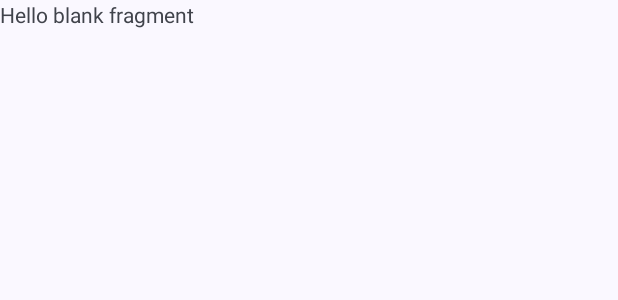
After one commit to emirhansoylu/Carplace, an Android app: the layout fragment_photo.xml on its own in the app's theme, with its tools: preview values and no code run, on a phone screen of 412 x 824 dp. The commit adds this screen. Shown: the top 300 px of the screen. Run offline under Robolectric (Android 15) with nearby library versions, the phone set to English and light mode, and no system bars.

Commit message:
PhotoFragment and related nav_graph items created.

```diff
--- a/app/src/main/java/dev/duckbuddyy/carplace/detail/DetailFragment.kt
+++ b/app/src/main/java/dev/duckbuddyy/carplace/detail/DetailFragment.kt
@@ -2,11 +2,9 @@ package dev.duckbuddyy.carplace.detail
 
 import android.content.Intent
 import android.os.Bundle
-import android.text.Html
 import android.view.LayoutInflater
 import android.view.View
 import android.view.ViewGroup
-import androidx.core.text.HtmlCompat
 import androidx.core.view.isVisible
 import androidx.fragment.app.Fragment
 import androidx.fragment.app.viewModels
@@ -14,9 +12,7 @@ import androidx.navigation.NavDirections
 import androidx.navigation.fragment.findNavController
 import dagger.hilt.android.AndroidEntryPoint
 import dev.duckbuddyy.carplace.databinding.FragmentDetailBinding
-import dev.duckbuddyy.carplace.domain.collectLatestWhenStarted
-import dev.duckbuddyy.carplace.domain.load
-import dev.duckbuddyy.carplace.model.enums.PhotoSize
+import dev.duckbuddyy.carplace.collectLatestWhenStarted
 
 @AndroidEntryPoint
 class DetailFragment : Fragment() {
--- a/app/src/main/java/dev/duckbuddyy/carplace/detail/ImageSliderAdapter.kt
+++ b/app/src/main/java/dev/duckbuddyy/carplace/detail/ImageSliderAdapter.kt
@@ -4,7 +4,7 @@ import android.view.View
 import android.view.ViewGroup
 import android.widget.ImageView
 import androidx.viewpager.widget.PagerAdapter
-import dev.duckbuddyy.carplace.domain.load
+import dev.duckbuddyy.carplace.load
 
 class ImageSliderAdapter(
     private val imageUrls: List<String>,
--- a/app/src/main/java/dev/duckbuddyy/carplace/listing/ListingAdapter.kt
+++ b/app/src/main/java/dev/duckbuddyy/carplace/listing/ListingAdapter.kt
@@ -6,8 +6,7 @@ import androidx.paging.PagingDataAdapter
 import androidx.recyclerview.widget.DiffUtil
 import androidx.recyclerview.widget.RecyclerView
 import dev.duckbuddyy.carplace.databinding.ItemListingBinding
-import dev.duckbuddyy.carplace.domain.load
-import dev.duckbuddyy.carplace.model.enums.PhotoSize
+import dev.duckbuddyy.carplace.load
 import dev.duckbuddyy.carplace.model.listing.ListingResponseItem
 
 class ListingAdapter(
--- a/app/src/main/java/dev/duckbuddyy/carplace/listing/ListingFragment.kt
+++ b/app/src/main/java/dev/duckbuddyy/carplace/listing/ListingFragment.kt
@@ -11,7 +11,7 @@ import androidx.navigation.fragment.findNavController
 import androidx.paging.PagingData
 import dagger.hilt.android.AndroidEntryPoint
 import dev.duckbuddyy.carplace.databinding.FragmentListingBinding
-import dev.duckbuddyy.carplace.domain.collectLatestWhenStarted
+import dev.duckbuddyy.carplace.collectLatestWhenStarted
 import dev.duckbuddyy.carplace.model.listing.ListingResponseItem
 
 @AndroidEntryPoint
--- /dev/null
+++ b/app/src/main/res/layout/fragment_photo.xml
@@ -0,0 +1,14 @@
+<?xml version="1.0" encoding="utf-8"?>
+<FrameLayout xmlns:android="http://schemas.android.com/apk/res/android"
+    xmlns:tools="http://schemas.android.com/tools"
+    android:layout_width="match_parent"
+    android:layout_height="match_parent"
+    tools:context=".photo.PhotoFragment">
+
+    <!-- TODO: Update blank fragment layout -->
+    <TextView
+        android:layout_width="match_parent"
+        android:layout_height="match_parent"
+        android:text="@string/hello_blank_fragment" />
+
+</FrameLayout>
--- a/app/src/main/res/values/strings.xml
+++ b/app/src/main/res/values/strings.xml
@@ -7,4 +7,6 @@
     <string name="text_retry">Retry</string>
     <string name="transition_name">hero_image</string>
     <string name="text_call">Call</string>
+    <!-- TODO: Remove or change this placeholder text -->
+    <string name="hello_blank_fragment">Hello blank fragment</string>
 </resources>
```
Also changed, not shown: app/src/main/java/dev/duckbuddyy/carplace/Extension.kt (renamed from app/src/main/java/dev/duckbuddyy/carplace/domain/Extension.kt, +1 -9 lines), app/src/main/java/dev/duckbuddyy/carplace/detail/DetailViewModel.kt (+20 -12 lines), app/src/main/java/dev/duckbuddyy/carplace/photo/PhotoFragment.kt (added, +44 -0 lines), app/src/main/java/dev/duckbuddyy/carplace/photo/PhotoState.kt (added, +7 -0 lines), app/src/main/java/dev/duckbuddyy/carplace/photo/PhotoViewModel.kt (added, +34 -0 lines), app/src/main/res/navigation/nav_graph.xml (+12 -0 lines).
